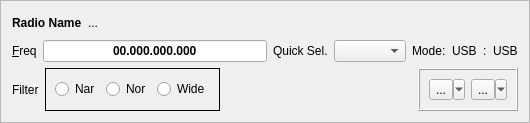
Above: mqt/MqtLogger/rigcontrolframe.ui from zsteva/backup-minos2 before the change. Below: the same form after it.
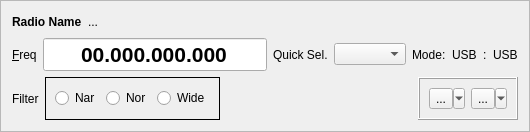
That is the form after the change. Custom widgets are drawn as their Qt base class.

Commit message: fix rigcontrol command lock when freq error

```diff
--- a/mqt/MqtLogger/rigcontrolframe.ui
+++ b/mqt/MqtLogger/rigcontrolframe.ui
@@ -89,6 +89,7 @@
           <widget class="FreqLineEdit" name="freqInput">
            <property name="font">
             <font>
+             <pointsize>16</pointsize>
              <weight>75</weight>
              <bold>true</bold>
             </font>
```
The commit also changes 2 other files.
